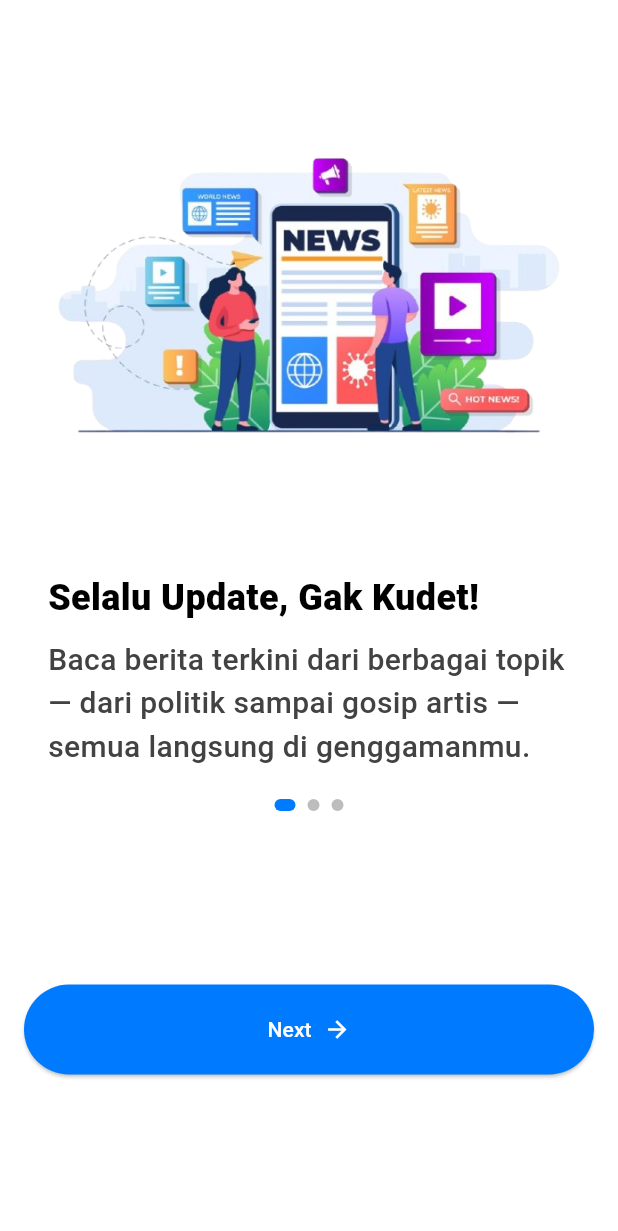
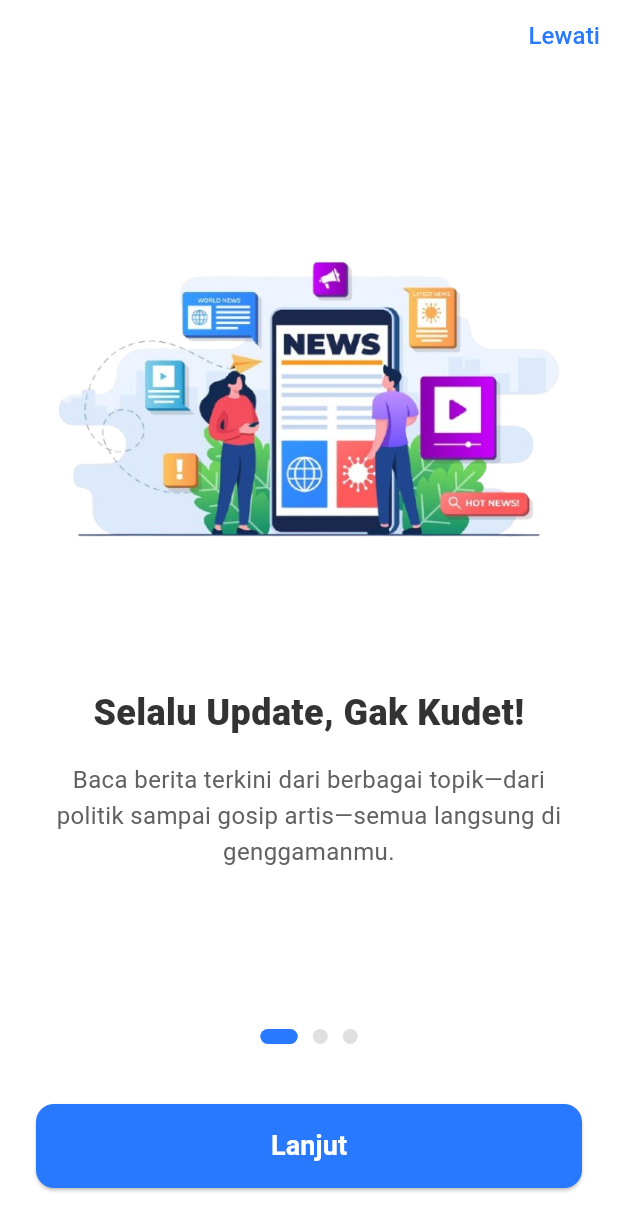
Before and after one commit to Mrizallr/Cenah_NewsApp, a Flutter app: the screen it shows after launch, on a phone screen of 412 x 824 dp. Shown: the top 1231 px of the screen. Run offline on Flutter 3.47's test engine with Material 3 defaults, Android fonts, the light colour scheme and no system bars; drawn by our look-alikes of flutter_animate; our stand-ins replace flutter_screenutil, shared_preferences; accounts and stored records are empty; Roboto replaces fonts that are missing (Poppins).

Commit message:
update ui onboarding

```diff
--- a/lib/src/pages/onboarding/onboarding_screen.dart
+++ b/lib/src/pages/onboarding/onboarding_screen.dart
@@ -1,5 +1,6 @@
 import 'package:cenah_news/src/pages/auth/login_screen.dart';
 import 'package:flutter/material.dart';
+import 'package:flutter_animate/flutter_animate.dart';
 
 class Introductionscreen extends StatefulWidget {
   const Introductionscreen({super.key});
@@ -9,14 +10,19 @@ class Introductionscreen extends StatefulWidget {
 }
 
 class _IntroductionscreenState extends State<Introductionscreen> {
+  // Controller untuk mengelola state dari PageView
+  late PageController _pageController;
   int _currentPage = 0;
+
+  // Warna utama yang konsisten
+  static final Color _primaryColor = Colors.blueAccent[400]!;
 
   final List<Map<String, String>> introData = [
     {
       "image": "assets/images/slide_1.png",
       "title": "Selalu Update, Gak Kudet!",
       "desc":
-          "Baca berita terkini dari berbagai topik — dari politik sampai gosip artis — semua langsung di genggamanmu.",
+          "Baca berita terkini dari berbagai topik—dari politik sampai gosip artis—semua langsung di genggamanmu.",
     },
     {
       "image": "assets/images/slide_2.png",
@@ -32,141 +38,190 @@ class _IntroductionscreenState extends State<Introductionscreen> {
     },
   ];
 
-  void _nextPage() {
-    if (_currentPage < introData.length - 1) {
-      setState(() => _currentPage++);
-    } else {
-      Navigator.push(
-        context,
-        MaterialPageRoute(builder: (context) => const LoginScreen()),
-      );
-    }
+  @override
+  void initState() {
+    super.initState();
+    _pageController = PageController();
   }
 
-  void _prevPage() {
-    if (_currentPage > 0) {
-      setState(() => _currentPage--);
-    }
+  @override
+  void dispose() {
+    _pageController.dispose();
+    super.dispose();
   }
 
-  Widget _buildDotIndicator(int index) {
-    return Container(
-      margin: const EdgeInsets.symmetric(horizontal: 4),
-      width: _currentPage == index ? 14 : 8,
-      height: 8,
-      decoration: BoxDecoration(
-        color:
-            _currentPage == index ? const Color(0xFF007BFF) : Colors.grey[400],
-        borderRadius: BorderRadius.circular(4),
+  // Fungsi untuk navigasi ke halaman login
+  void _navigateToLogin() {
+    Navigator.pushReplacement(
+      context,
+      PageRouteBuilder(
+        pageBuilder:
+            (context, animation, secondaryAnimation) => const LoginScreen(),
+        transitionsBuilder: (context, animation, secondaryAnimation, child) {
+          return FadeTransition(opacity: animation, child: child);
+        },
       ),
     );
   }
 
   @override
   Widget build(BuildContext context) {
-    final item = introData[_currentPage];
-    final screenHeight = MediaQuery.of(context).size.height;
-
     return Scaffold(
+      backgroundColor: Colors.white,
       body: SafeArea(
         child: Column(
-          mainAxisAlignment: MainAxisAlignment.spaceBetween,
           children: [
-            Padding(
-              padding: const EdgeInsets.all(32),
-              child: Column(
-                children: [
-                  SizedBox(
-                    height: screenHeight * 0.4,
-                    child: Image.asset(item['image']!, fit: BoxFit.contain),
-                  ),
-                  const SizedBox(height: 20),
+            // Tombol "Lewati" di pojok kanan atas
             Align(
-                    alignment: Alignment.centerLeft,
+              alignment: Alignment.topRight,
+              child: TextButton(
+                onPressed: _navigateToLogin,
                 child: Text(
-                      item['title']!,
-                      style: const TextStyle(
-                        fontSize: 24,
-                        fontWeight: FontWeight.w800,
+                  'Lewati',
+                  style: TextStyle(color: _primaryColor, fontSize: 16),
                 ),
               ),
             ),
-                  const SizedBox(height: 10),
-                  Align(
-                    alignment: Alignment.centerLeft,
-                    child: Text(
-                      item['desc']!,
-                      style: TextStyle(
-                        fontSize: 20,
-                        fontWeight: FontWeight.w500,
-                        color: Colors.grey[800],
+            // Expanded agar PageView mengisi ruang yang tersedia
+            Expanded(
+              child: PageView.builder(
+                controller: _pageController,
+                itemCount: introData.length,
+                onPageChanged: (int page) {
+                  setState(() {
+                    _currentPage = page;
+                  });
+                },
+                itemBuilder: (context, index) {
+                  final item = introData[index];
+                  return _buildPageContent(
+                    image: item['image']!,
+                    title: item['title']!,
+                    desc: item['desc']!,
+                  );
+                },
               ),
             ),
+            // Kontrol Bawah (Indikator & Tombol)
+            _buildBottomControls(),
+          ],
         ),
-                  const SizedBox(height: 20),
+      ),
+    );
+  }
+
+  // Widget untuk membangun konten setiap halaman dengan animasi
+  Widget _buildPageContent({
+    required String image,
+    required String title,
+    required String desc,
+  }) {
+    return Padding(
+      padding: const EdgeInsets.symmetric(horizontal: 32.0),
+      child: Column(
+        mainAxisAlignment: MainAxisAlignment.center,
+        children: [
+          Image.asset(image, height: MediaQuery.of(context).size.height * 0.35)
+              .animate()
+              .fade(duration: 500.ms)
+              .scale(
+                delay: 200.ms,
+                duration: 400.ms,
+                curve: Curves.easeOutBack,
+              ),
+          const SizedBox(height: 48),
+          Text(
+                title,
+                textAlign: TextAlign.center,
+                style: const TextStyle(
+                  fontSize: 24,
+                  fontWeight: FontWeight.w900,
+                  color: Color(0xFF333333),
+                ),
+              )
+              .animate()
+              .fade(delay: 400.ms, duration: 500.ms)
+              .slideY(begin: 0.2, end: 0),
+          const SizedBox(height: 16),
+          Text(
+                desc,
+                textAlign: TextAlign.center,
+                style: TextStyle(
+                  fontSize: 16,
+                  color: Colors.grey[700],
+                  height: 1.5,
+                ),
+              )
+              .animate()
+              .fade(delay: 600.ms, duration: 500.ms)
+              .slideY(begin: 0.2, end: 0),
+        ],
+      ),
+    );
+  }
+
+  // Widget untuk membangun kontrol bawah
+  Widget _buildBottomControls() {
+    return Container(
+      padding: const EdgeInsets.symmetric(horizontal: 24, vertical: 32),
+      child: Column(
+        children: [
+          // Indikator Titik
           Row(
             mainAxisAlignment: MainAxisAlignment.center,
             children: List.generate(
               introData.length,
-                      _buildDotIndicator,
+              (index) => _buildDotIndicator(index),
             ),
           ),
-                ],
+          const SizedBox(height: 40),
+          // Tombol Aksi Utama
+          SizedBox(
+            width: double.infinity,
+            height: 56,
+            child: ElevatedButton(
+              onPressed: () {
+                if (_currentPage < introData.length - 1) {
+                  _pageController.nextPage(
+                    duration: const Duration(milliseconds: 400),
+                    curve: Curves.easeInOut,
+                  );
+                } else {
+                  _navigateToLogin();
+                }
+              },
+              style: ElevatedButton.styleFrom(
+                backgroundColor: _primaryColor,
+                shape: RoundedRectangleBorder(
+                  borderRadius: BorderRadius.circular(12),
                 ),
               ),
-            Padding(
-              padding: const EdgeInsets.symmetric(horizontal: 16),
-              child: Row(
-                children: [
-                  if (_currentPage > 0)
-                    Expanded(
-                      child: ElevatedButton.icon(
-                        onPressed: _prevPage,
-                        icon: const Icon(Icons.arrow_back, color: Colors.white),
-                        style: ElevatedButton.styleFrom(
-                          backgroundColor: const Color(0xFF007BFF),
-                          minimumSize: const Size(double.infinity, 60),
-                        ),
-                        label: const Text(
-                          "Back",
-                          style: TextStyle(color: Colors.white),
-                        ),
-                      ),
-                    ),
-                  if (_currentPage > 0) const SizedBox(width: 10),
-                  Expanded(
-                    child: ElevatedButton(
-                      onPressed: _nextPage,
-                      style: ElevatedButton.styleFrom(
-                        backgroundColor: const Color(0xFF007BFF),
-                        minimumSize: const Size(double.infinity, 60),
-                      ),
-                      child: Row(
-                        mainAxisAlignment: MainAxisAlignment.center,
-                        children: [
-                          Text(
-                            _currentPage == introData.length - 1
-                                ? "Get Started"
-                                : "Next",
-                            style: const TextStyle(color: Colors.white),
-                          ),
-                          const SizedBox(width: 8),
-                          Icon(
-                            _currentPage == introData.length - 1
-                                ? Icons.check
-                                : Icons.arrow_forward,
+              child: Text(
+                _currentPage < introData.length - 1 ? 'Lanjut' : 'Mulai',
+                style: const TextStyle(
+                  fontSize: 18,
+                  fontWeight: FontWeight.bold,
                   color: Colors.white,
                 ),
-                        ],
               ),
             ),
           ),
         ],
       ),
-            ),
-            const SizedBox(height: 24),
-          ],
-        ),
+    );
+  }
+
+  // Indikator titik yang dianimasikan
+  Widget _buildDotIndicator(int index) {
+    return AnimatedContainer(
+      duration: const Duration(milliseconds: 300),
+      curve: Curves.easeOut,
+      margin: const EdgeInsets.symmetric(horizontal: 5),
+      height: 10,
+      width: _currentPage == index ? 25 : 10, // Lebar berubah saat aktif
+      decoration: BoxDecoration(
+        color: _currentPage == index ? _primaryColor : Colors.grey[300],
+        borderRadius: BorderRadius.circular(5),
       ),
     );
   }
```
Lines whose indentation alone changed are shown as unchanged.
